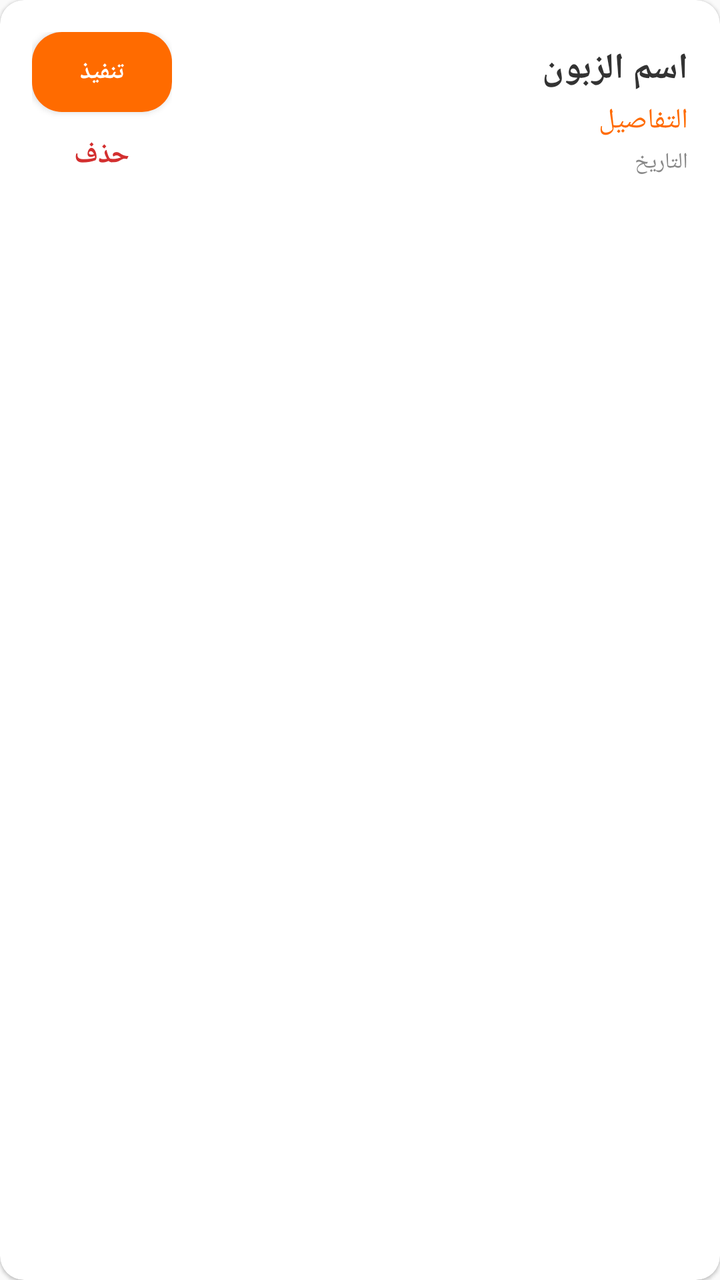
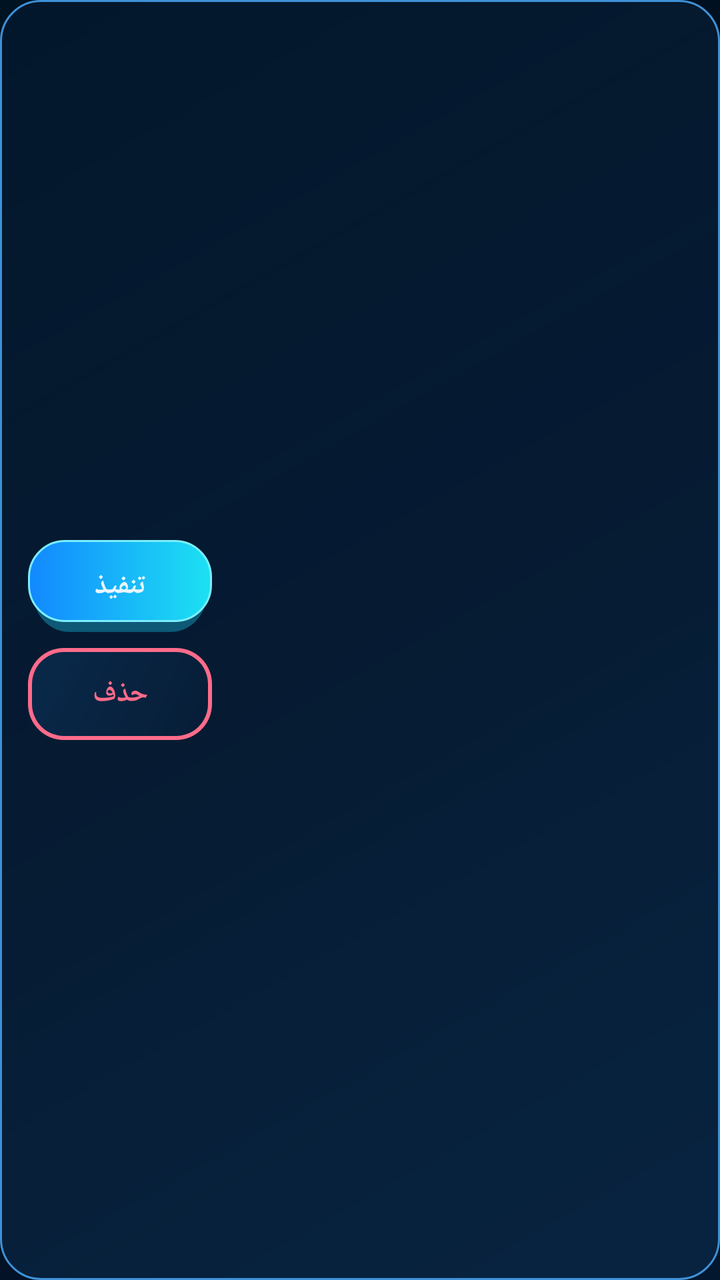

Screens rendered from an Android XML layout before and after an edit, with the pre-edit source and the edit as a unified diff.
<!-- AndroidManifest.xml: application theme Theme.TransferApp -->
<!-- res/layout/item_pending.xml -->
﻿<?xml version="1.0" encoding="utf-8"?><androidx.cardview.widget.CardView xmlns:android="http://schemas.android.com/apk/res/android" xmlns:app="http://schemas.android.com/apk/res-auto" android:layout_width="match_parent" android:layout_height="wrap_content" android:layout_marginVertical="6dp" android:layout_marginHorizontal="2dp" app:cardCornerRadius="12dp" app:cardElevation="1dp" app:cardBackgroundColor="@color/colorSurface"><LinearLayout android:layout_width="match_parent" android:layout_height="wrap_content" android:orientation="horizontal" android:padding="16dp" android:layoutDirection="rtl" android:gravity="center_vertical"><LinearLayout android:layout_width="0dp" android:layout_weight="1" android:layout_height="wrap_content" android:orientation="vertical"><TextView android:id="@+id/tv_pend_name" android:layout_width="wrap_content" android:layout_height="wrap_content" android:text="اسم الزبون" android:textSize="18sp" android:textStyle="bold" android:textColor="@color/colorTextPrimary" /><TextView android:id="@+id/tv_pend_details" android:layout_width="wrap_content" android:layout_height="wrap_content" android:text="التفاصيل" android:textSize="14sp" android:textColor="@color/colorPrimary" android:layout_marginTop="4dp"/><TextView android:id="@+id/tv_pend_date" android:layout_width="wrap_content" android:layout_height="wrap_content" android:text="التاريخ" android:textSize="11sp" android:textColor="@color/colorTextSecondary" android:layout_marginTop="4dp"/></LinearLayout><LinearLayout android:layout_width="wrap_content" android:layout_height="wrap_content" android:orientation="vertical" android:gravity="center"><androidx.appcompat.widget.AppCompatButton android:id="@+id/btn_pend_execute" android:layout_width="70dp" android:layout_height="40dp" android:text="تنفيذ" android:textSize="12sp" android:textStyle="bold" android:background="@drawable/bg_rounded_orange" android:textColor="@color/colorTextOnPrimary" /><TextView android:id="@+id/btn_pend_delete" android:layout_width="wrap_content" android:layout_height="wrap_content" android:text="حذف" android:textSize="14sp" android:textStyle="bold" android:textColor="@color/colorDanger" android:padding="8dp" android:layout_marginTop="4dp"/></LinearLayout></LinearLayout></androidx.cardview.widget.CardView>
<!-- resources referenced by this layout -->
<resources>
  <color name="colorDanger">#D32F2F</color>
  <color name="colorPrimary">#FF6B00</color>
  <color name="colorSurface">#FFFFFF</color>
  <color name="colorTextOnPrimary">#FFFFFF</color>
  <color name="colorTextPrimary">#333333</color>
  <color name="colorTextSecondary">#888888</color>
  <!-- drawable bg_rounded_orange (drawable) -->
  ﻿<?xml version="1.0" encoding="utf-8"?><shape xmlns:android="http://schemas.android.com/apk/res/android" android:shape="rectangle"><solid android:color="@color/colorPrimary" /><corners android:radius="15dp" /></shape>
  <style name="Theme.TransferApp" parent="Theme.AppCompat.DayNight.NoActionBar">
          <item name="colorPrimary">@color/colorPrimary</item>
          <item name="colorPrimaryDark">@color/colorPrimaryDark</item>
          <item name="colorAccent">@color/cyan</item>
          <item name="colorControlActivated">@color/cyan</item>
          <item name="android:statusBarColor">@color/background</item>
          <item name="android:navigationBarColor">@color/background</item>
          <item name="android:windowLightStatusBar">false</item>
          <item name="android:windowLightNavigationBar">false</item>
      </style>
  <color name="colorPrimaryDark">#E65100</color>
  <color name="cyan">#20D8FF</color>
  <color name="background">#020D1D</color>
</resources>

<!-- the commit's change to res/layout/item_pending.xml (unified diff, before → after) -->
@@ -1 +1,63 @@
-﻿<?xml version="1.0" encoding="utf-8"?><androidx.cardview.widget.CardView xmlns:android="http://schemas.android.com/apk/res/android" xmlns:app="http://schemas.android.com/apk/res-auto" android:layout_width="match_parent" android:layout_height="wrap_content" android:layout_marginVertical="6dp" android:layout_marginHorizontal="2dp" app:cardCornerRadius="12dp" app:cardElevation="1dp" app:cardBackgroundColor="@color/colorSurface"><LinearLayout android:layout_width="match_parent" android:layout_height="wrap_content" android:orientation="horizontal" android:padding="16dp" android:layoutDirection="rtl" android:gravity="center_vertical"><LinearLayout android:layout_width="0dp" android:layout_weight="1" android:layout_height="wrap_content" android:orientation="vertical"><TextView android:id="@+id/tv_pend_name" android:layout_width="wrap_content" android:layout_height="wrap_content" android:text="اسم الزبون" android:textSize="18sp" android:textStyle="bold" android:textColor="@color/colorTextPrimary" /><TextView android:id="@+id/tv_pend_details" android:layout_width="wrap_content" android:layout_height="wrap_content" android:text="التفاصيل" android:textSize="14sp" android:textColor="@color/colorPrimary" android:layout_marginTop="4dp"/><TextView android:id="@+id/tv_pend_date" android:layout_width="wrap_content" android:layout_height="wrap_content" android:text="التاريخ" android:textSize="11sp" android:textColor="@color/colorTextSecondary" android:layout_marginTop="4dp"/></LinearLayout><LinearLayout android:layout_width="wrap_content" android:layout_height="wrap_content" android:orientation="vertical" android:gravity="center"><androidx.appcompat.widget.AppCompatButton android:id="@+id/btn_pend_execute" android:layout_width="70dp" android:layout_height="40dp" android:text="تنفيذ" android:textSize="12sp" android:textStyle="bold" android:background="@drawable/bg_rounded_orange" android:textColor="@color/colorTextOnPrimary" /><TextView android:id="@+id/btn_pend_delete" android:layout_width="wrap_content" android:layout_height="wrap_content" android:text="حذف" android:textSize="14sp" android:textStyle="bold" android:textColor="@color/colorDanger" android:padding="8dp" android:layout_marginTop="4dp"/></LinearLayout></LinearLayout></androidx.cardview.widget.CardView>
+﻿<?xml version="1.0" encoding="utf-8"?>
+<LinearLayout xmlns:android="http://schemas.android.com/apk/res/android"
+    android:layout_width="match_parent"
+    android:layout_height="wrap_content"
+    android:layout_marginBottom="10dp"
+    android:background="@drawable/bg_panel"
+    android:gravity="center_vertical"
+    android:layoutDirection="rtl"
+    android:orientation="horizontal"
+    android:padding="14dp">
+
+    <LinearLayout
+        android:layout_width="0dp"
+        android:layout_height="wrap_content"
+        android:layout_weight="1"
+        android:orientation="vertical">
+
+        <TextView
+            android:id="@+id/tv_pend_name"
+            android:layout_width="wrap_content"
+            android:layout_height="wrap_content"
+            android:textColor="@color/text_primary"
+            android:textSize="16sp"
+            android:textStyle="bold" />
+
+        <TextView
+            android:id="@+id/tv_pend_details"
+            android:layout_width="wrap_content"
+            android:layout_height="wrap_content"
+            android:layout_marginTop="4dp"
+            android:textColor="@color/cyan"
+            android:textSize="14sp" />
+
+        <TextView
+            android:id="@+id/tv_pend_date"
+            android:layout_width="wrap_content"
+            android:layout_height="wrap_content"
+            android:layout_marginTop="4dp"
+            android:textColor="@color/text_secondary"
+            android:textSize="12sp" />
+    </LinearLayout>
+
+    <LinearLayout
+        android:layout_width="wrap_content"
+        android:layout_height="wrap_content"
+        android:layout_marginStart="12dp"
+        android:gravity="center"
+        android:orientation="vertical">
+
+        <androidx.appcompat.widget.AppCompatButton
+            android:id="@+id/btn_pend_execute"
+            style="@style/AppButton.Primary.Compact"
+            android:layout_width="92dp"
+            android:text="تنفيذ" />
+
+        <androidx.appcompat.widget.AppCompatButton
+            android:id="@+id/btn_pend_delete"
+            style="@style/AppButton.Danger.Compact"
+            android:layout_width="92dp"
+            android:layout_marginTop="8dp"
+            android:text="حذف" />
+    </LinearLayout>
+</LinearLayout>
<!-- resource entries referenced after the edit -->
@@ -1,13 +1,6 @@
 <!-- resources referenced by this layout -->
 <resources>
-  <color name="colorDanger">#D32F2F</color>
-  <color name="colorPrimary">#FF6B00</color>
-  <color name="colorSurface">#FFFFFF</color>
-  <color name="colorTextOnPrimary">#FFFFFF</color>
-  <color name="colorTextPrimary">#333333</color>
-  <color name="colorTextSecondary">#888888</color>
-  <!-- drawable bg_rounded_orange (drawable) -->
-  ﻿<?xml version="1.0" encoding="utf-8"?><shape xmlns:android="http://schemas.android.com/apk/res/android" android:shape="rectangle"><solid android:color="@color/colorPrimary" /><corners android:radius="15dp" /></shape>
+  <color name="colorPrimary">#20D8FF</color>
   <style name="Theme.TransferApp" parent="Theme.AppCompat.DayNight.NoActionBar">
           <item name="colorPrimary">@color/colorPrimary</item>
           <item name="colorPrimaryDark">@color/colorPrimaryDark</item>
@@ -17,9 +10,67 @@
           <item name="android:navigationBarColor">@color/background</item>
           <item name="android:windowLightStatusBar">false</item>
           <item name="android:windowLightNavigationBar">false</item>
+          <item name="android:windowBackground">@drawable/bg_screen</item>
+          <item name="alertDialogTheme">@style/Theme.TransferApp.Dialog</item>
+          <item name="android:alertDialogTheme">@style/Theme.TransferApp.Dialog</item>
       </style>
-  <color name="colorPrimaryDark">#E65100</color>
+  <color name="colorPrimaryDark">#128BFF</color>
   <color name="cyan">#20D8FF</color>
+  <color name="text_primary">#E8F6FF</color>
+  <color name="text_secondary">#8EC8F4</color>
+  <!-- drawable bg_panel (drawable) -->
+  <?xml version="1.0" encoding="utf-8"?>
+  <shape xmlns:android="http://schemas.android.com/apk/res/android"
+      android:shape="rectangle">
+      <corners android:radius="20dp" />
+      <gradient
+          android:angle="135"
+          android:startColor="#B20A2948"
+          android:endColor="#A2041930" />
+      <stroke
+          android:width="1dp"
+          android:color="#3E91D8" />
+  </shape>
+  <style name="AppButton.Danger.Compact">
+          <item name="android:layout_height">46dp</item>
+          <item name="android:minHeight">46dp</item>
+          <item name="android:textSize">14sp</item>
+          <item name="android:paddingStart">12dp</item>
+          <item name="android:paddingEnd">12dp</item>
+      </style>
+  <style name="AppButton.Primary.Compact">
+          <item name="android:layout_height">46dp</item>
+          <item name="android:minHeight">46dp</item>
+          <item name="android:textSize">14sp</item>
+          <item name="android:paddingStart">12dp</item>
+          <item name="android:paddingEnd">12dp</item>
+      </style>
   <color name="background">#020D1D</color>
+  <!-- drawable bg_screen (drawable) -->
+  <?xml version="1.0" encoding="utf-8"?>
+  <shape xmlns:android="http://schemas.android.com/apk/res/android"
+      android:shape="rectangle">
+      <gradient
+          android:angle="135"
+          android:startColor="#03172E"
+          android:centerColor="#020D1D"
+          android:endColor="#001322" />
+  </shape>
+  <style name="Theme.TransferApp.Dialog" parent="Theme.AppCompat.Dialog.Alert">
+          <item name="android:windowBackground">@drawable/bg_panel</item>
+          <item name="colorAccent">@color/cyan</item>
+          <item name="android:textColorPrimary">@color/text_primary</item>
+          <item name="android:textColorSecondary">@color/text_secondary</item>
+          <item name="android:textColor">@color/text_primary</item>
+          <item name="buttonBarPositiveButtonStyle">@style/DialogBarButton</item>
+          <item name="buttonBarNegativeButtonStyle">@style/DialogBarButton</item>
+          <item name="buttonBarNeutralButtonStyle">@style/DialogBarButton</item>
+      </style>
+  <style name="DialogBarButton" parent="Widget.AppCompat.Button.Borderless">
+          <item name="android:textColor">@color/cyan</item>
+          <item name="android:textAllCaps">false</item>
+          <item name="android:textSize">16sp</item>
+          <item name="android:textStyle">bold</item>
+      </style>
 </resources>
 
